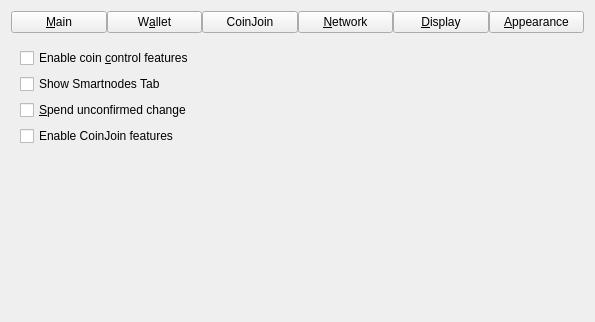
This is src/qt/forms/optionsdialog.ui in Raptor3um/raptoreum as Qt 5 draws it before an edit; both pictures show x 0 to 595 and y 0 to 322 of the 595 by 462 pixel window. The edited form follows.
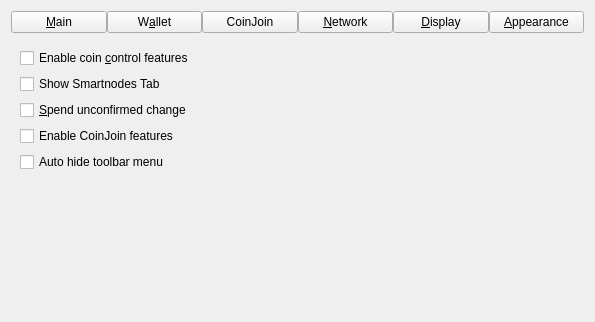
This is the edited form. The open tabs and pages were chosen to show the change. Custom widgets are drawn as their Qt base class.

Commit message: auto hide the toolbar menu

Diff of the .ui file:
```diff
--- a/src/qt/forms/optionsdialog.ui
+++ b/src/qt/forms/optionsdialog.ui
@@ -285,6 +285,19 @@
            </property>
           </widget>
          </item>
+         <item>
+          <widget class="QCheckBox" name="hideToolbar">
+           <property name="toolTip">
+            <string>Automatic hide the toolbar menu interface</string>
+           </property>
+           <property name="text">
+            <string>Auto hide toolbar menu</string>
+           </property>
+           <property name="tristate">
+            <bool>false</bool>
+           </property>
+          </widget>
+         </item>
         </layout>
        </item>
        <item>
```
Left out of the diff: 2 changed lines with no effect on the pictures. The commit also changes 12 other files.
